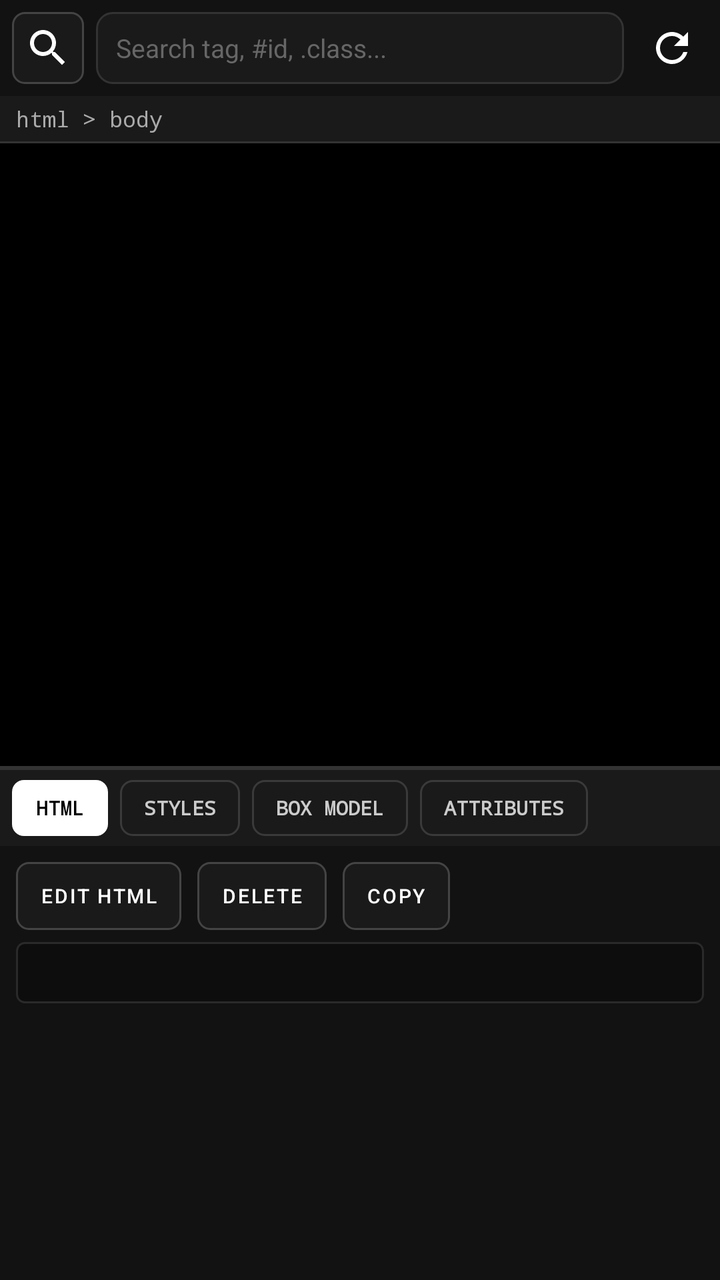
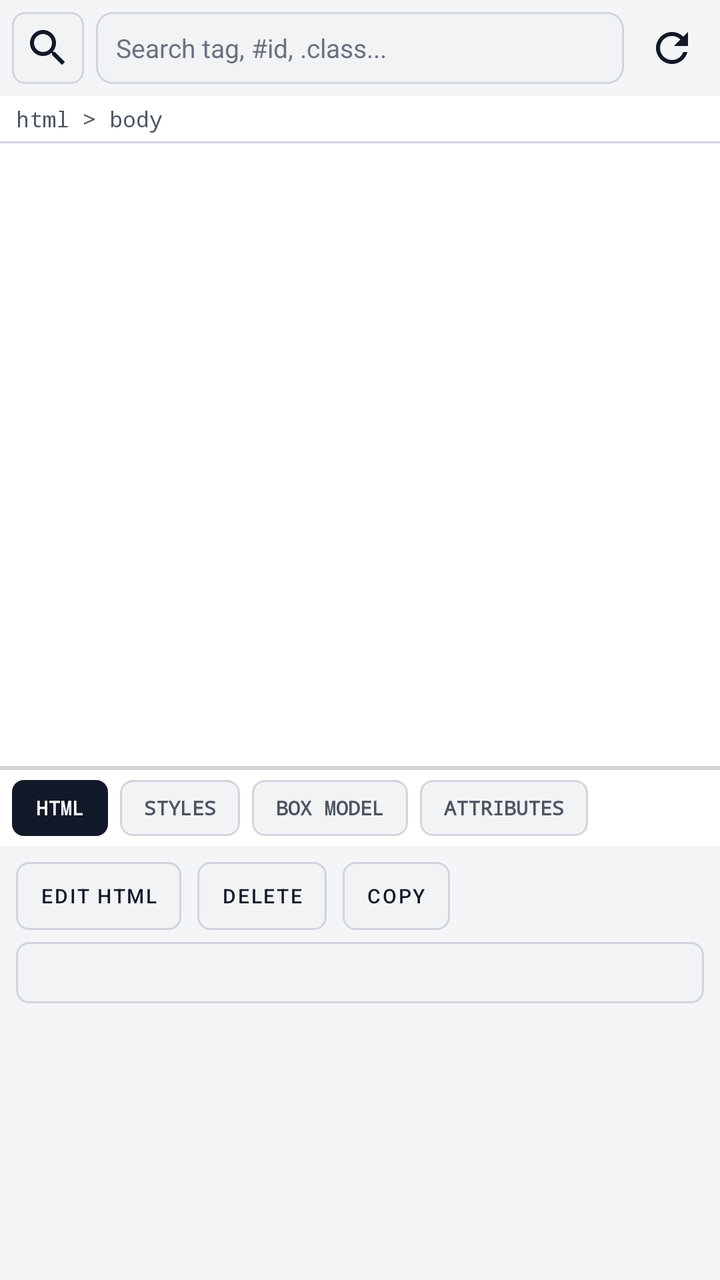

Two renders of the same Android screen: before a commit and after it. Below are the layout's source before the change and the commit's diff.
<!-- AndroidManifest.xml: application theme Theme.F12Browser -->
<!-- res/layout/panel_elements.xml -->
<?xml version="1.0" encoding="utf-8"?>
<LinearLayout xmlns:android="http://schemas.android.com/apk/res/android"
    android:layout_width="match_parent"
    android:layout_height="match_parent"
    android:orientation="vertical"
    android:background="@color/bg_black">

    
    <LinearLayout
        android:layout_width="match_parent"
        android:layout_height="wrap_content"
        android:orientation="horizontal"
        android:padding="6dp"
        android:gravity="center_vertical"
        android:background="@color/bg_dark">

        <ImageButton
            android:id="@+id/btn_inspect_tap"
            android:layout_width="36dp"
            android:layout_height="36dp"
            android:background="@drawable/bg_button_dark"
            android:src="@drawable/ic_search"
            android:contentDescription="Inspect Element on Page" />

        <EditText
            android:id="@+id/dom_search"
            android:layout_width="0dp"
            android:layout_height="36dp"
            android:layout_weight="1"
            android:layout_marginStart="6dp"
            android:background="@drawable/bg_toolbar_edittext"
            android:hint="Search tag, #id, .class..."
            android:textColor="@color/text_primary"
            android:textColorHint="@color/text_tertiary"
            android:textSize="13sp"
            android:paddingHorizontal="10dp"
            android:singleLine="true" />

        <ImageButton
            android:id="@+id/btn_refresh_dom"
            android:layout_width="36dp"
            android:layout_height="36dp"
            android:layout_marginStart="6dp"
            android:background="?attr/selectableItemBackground"
            android:src="@drawable/ic_refresh"
            android:contentDescription="Refresh DOM" />
    </LinearLayout>

    
    <TextView
        android:id="@+id/dom_breadcrumbs"
        android:layout_width="match_parent"
        android:layout_height="wrap_content"
        android:paddingHorizontal="8dp"
        android:paddingVertical="4dp"
        android:background="@color/bg_surface"
        android:text="html > body"
        android:textColor="@color/text_secondary"
        android:textSize="11sp"
        android:fontFamily="monospace"
        android:singleLine="true"
        android:ellipsize="start" />

    <View
        android:layout_width="match_parent"
        android:layout_height="1dp"
        android:background="@color/border_color" />

    
    <androidx.recyclerview.widget.RecyclerView
        android:id="@+id/recycler_dom_tree"
        android:layout_width="match_parent"
        android:layout_height="0dp"
        android:layout_weight="55"
        android:scrollbars="vertical" />

    <View
        android:layout_width="match_parent"
        android:layout_height="2dp"
        android:background="@color/border_color" />

    
    <LinearLayout
        android:id="@+id/selected_element_container"
        android:layout_width="match_parent"
        android:layout_height="0dp"
        android:layout_weight="45"
        android:orientation="vertical"
        android:background="@color/bg_dark">

        
        <HorizontalScrollView
            android:layout_width="match_parent"
            android:layout_height="wrap_content"
            android:scrollbars="none"
            android:background="@color/bg_surface">

            <LinearLayout
                android:layout_width="wrap_content"
                android:layout_height="38dp"
                android:orientation="horizontal"
                android:gravity="center_vertical"
                android:paddingHorizontal="6dp">

                <TextView
                    android:id="@+id/subtab_html"
                    android:layout_width="wrap_content"
                    android:layout_height="28dp"
                    android:gravity="center"
                    android:paddingHorizontal="12dp"
                    android:background="@drawable/bg_tab_selected"
                    android:text="HTML"
                    android:textColor="#000000"
                    android:textSize="10sp"
                    android:textStyle="bold"
                    android:fontFamily="monospace"
                    android:clickable="true"
                    android:focusable="true"
                    android:layout_marginEnd="6dp" />

                <TextView
                    android:id="@+id/subtab_styles"
                    android:layout_width="wrap_content"
                    android:layout_height="28dp"
                    android:gravity="center"
                    android:paddingHorizontal="12dp"
                    android:background="@drawable/bg_tab_unselected"
                    android:text="STYLES"
                    android:textColor="#CCCCCC"
                    android:textSize="10sp"
                    android:textStyle="bold"
                    android:fontFamily="monospace"
                    android:clickable="true"
                    android:focusable="true"
                    android:layout_marginEnd="6dp" />

                <TextView
                    android:id="@+id/subtab_boxmodel"
                    android:layout_width="wrap_content"
                    android:layout_height="28dp"
                    android:gravity="center"
                    android:paddingHorizontal="12dp"
                    android:background="@drawable/bg_tab_unselected"
                    android:text="BOX MODEL"
                    android:textColor="#CCCCCC"
                    android:textSize="10sp"
                    android:textStyle="bold"
                    android:fontFamily="monospace"
                    android:clickable="true"
                    android:focusable="true"
                    android:layout_marginEnd="6dp" />

                <TextView
                    android:id="@+id/subtab_attrs"
                    android:layout_width="wrap_content"
                    android:layout_height="28dp"
                    android:gravity="center"
                    android:paddingHorizontal="12dp"
                    android:background="@drawable/bg_tab_unselected"
                    android:text="ATTRIBUTES"
                    android:textColor="#CCCCCC"
                    android:textSize="10sp"
                    android:textStyle="bold"
                    android:fontFamily="monospace"
                    android:clickable="true"
                    android:focusable="true" />
            </LinearLayout>
        </HorizontalScrollView>

        <FrameLayout
            android:id="@+id/element_subtab_content"
            android:layout_width="match_parent"
            android:layout_height="match_parent"
            android:padding="8dp">

            
            <ScrollView
                android:id="@+id/view_subtab_html"
                android:layout_width="match_parent"
                android:layout_height="match_parent">

                <LinearLayout
                    android:layout_width="match_parent"
                    android:layout_height="wrap_content"
                    android:orientation="vertical">

                    <LinearLayout
                        android:layout_width="match_parent"
                        android:layout_height="wrap_content"
                        android:orientation="horizontal"
                        android:layout_marginBottom="6dp">

                        <Button
                            android:id="@+id/btn_edit_html"
                            android:layout_width="wrap_content"
                            android:layout_height="34dp"
                            android:paddingHorizontal="12dp"
                            android:background="@drawable/bg_button_dark"
                            android:text="EDIT HTML"
                            android:textColor="@color/text_primary"
                            android:textSize="10sp" />

                        <Button
                            android:id="@+id/btn_delete_element"
                            android:layout_width="wrap_content"
                            android:layout_height="34dp"
                            android:paddingHorizontal="12dp"
                            android:layout_marginStart="8dp"
                            android:background="@drawable/bg_button_dark"
                            android:text="DELETE"
                            android:textColor="@color/text_primary"
                            android:textSize="10sp" />

                        <Button
                            android:id="@+id/btn_copy_html"
                            android:layout_width="wrap_content"
                            android:layout_height="34dp"
                            android:paddingHorizontal="12dp"
                            android:layout_marginStart="8dp"
                            android:background="@drawable/bg_button_dark"
                            android:text="COPY"
                            android:textColor="@color/text_primary"
                            android:textSize="10sp" />
                    </LinearLayout>

                    <TextView
                        android:id="@+id/text_element_outerhtml"
                        android:layout_width="match_parent"
                        android:layout_height="wrap_content"
                        android:background="@drawable/bg_code_box"
                        android:textColor="@color/text_primary"
                        android:textSize="11sp"
                        android:fontFamily="monospace"
                        android:padding="8dp"
                        android:textIsSelectable="true" />
                </LinearLayout>
            </ScrollView>

            
            <ScrollView
                android:id="@+id/view_subtab_styles"
                android:layout_width="match_parent"
                android:layout_height="match_parent"
                android:visibility="gone">

                <LinearLayout
                    android:layout_width="match_parent"
                    android:layout_height="wrap_content"
                    android:orientation="vertical">

                    <Button
                        android:id="@+id/btn_add_style"
                        android:layout_width="wrap_content"
                        android:layout_height="34dp"
                        android:paddingHorizontal="14dp"
                        android:background="@drawable/bg_button_dark"
                        android:text="+ ADD / EDIT STYLE"
                        android:textColor="@color/text_primary"
                        android:textSize="10sp"
                        android:textStyle="bold"
                        android:layout_marginBottom="6dp" />

                    <TextView
                        android:id="@+id/text_element_styles"
                        android:layout_width="match_parent"
                        android:layout_height="wrap_content"
                        android:background="@drawable/bg_code_box"
                        android:textColor="@color/text_primary"
                        android:textSize="11sp"
                        android:fontFamily="monospace"
                        android:padding="8dp"
                        android:textIsSelectable="true" />
                </LinearLayout>
            </ScrollView>

            
            <ScrollView
                android:id="@+id/view_subtab_boxmodel"
                android:layout_width="match_parent"
                android:layout_height="match_parent"
                android:visibility="gone">

                <LinearLayout
                    android:layout_width="match_parent"
                    android:layout_height="wrap_content"
                    android:orientation="vertical"
                    android:gravity="center">

                    <TextView
                        android:id="@+id/text_box_model_diagram"
                        android:layout_width="match_parent"
                        android:layout_height="wrap_content"
                        android:background="@drawable/bg_code_box"
                        android:textColor="@color/text_primary"
                        android:textSize="11sp"
                        android:fontFamily="monospace"
                        android:padding="12dp"
                        android:gravity="center" />
                </LinearLayout>
            </ScrollView>

            
            <ScrollView
                android:id="@+id/view_subtab_attrs"
                android:layout_width="match_parent"
                android:layout_height="match_parent"
                android:visibility="gone">

                <LinearLayout
                    android:layout_width="match_parent"
                    android:layout_height="wrap_content"
                    android:orientation="vertical">

                    <Button
                        android:id="@+id/btn_add_attribute"
                        android:layout_width="wrap_content"
                        android:layout_height="34dp"
                        android:paddingHorizontal="14dp"
                        android:background="@drawable/bg_button_dark"
                        android:text="+ SET ATTRIBUTE"
                        android:textColor="@color/text_primary"
                        android:textSize="10sp"
                        android:textStyle="bold"
                        android:layout_marginBottom="6dp" />

                    <TextView
                        android:id="@+id/text_element_attributes"
                        android:layout_width="match_parent"
                        android:layout_height="wrap_content"
                        android:background="@drawable/bg_code_box"
                        android:textColor="@color/text_primary"
                        android:textSize="11sp"
                        android:fontFamily="monospace"
                        android:padding="8dp"
                        android:textIsSelectable="true" />
                </LinearLayout>
            </ScrollView>

        </FrameLayout>
    </LinearLayout>
</LinearLayout>
<!-- resources referenced by this layout -->
<resources>
  <color name="bg_black">#000000</color>
  <color name="bg_dark">#121212</color>
  <color name="bg_surface">#1A1A1A</color>
  <color name="border_color">#333333</color>
  <color name="text_primary">#FFFFFF</color>
  <color name="text_secondary">#AAAAAA</color>
  <color name="text_tertiary">#666666</color>
  <!-- drawable bg_button_dark (drawable) -->
  <ripple xmlns:android="http://schemas.android.com/apk/res/android"
      android:color="#33FFFFFF">
      <item>
          <shape android:shape="rectangle">
              <solid android:color="#1A1A1A" />
              <stroke android:width="1dp" android:color="#444444" />
              <corners android:radius="6dp" />
              <padding
                  android:left="12dp"
                  android:top="8dp"
                  android:right="12dp"
                  android:bottom="8dp" />
          </shape>
      </item>
  </ripple>
  <!-- drawable bg_code_box (drawable) -->
  <shape xmlns:android="http://schemas.android.com/apk/res/android"
      android:shape="rectangle">
      <solid android:color="#0D0D0D" />
      <stroke android:width="1dp" android:color="#2A2A2A" />
      <corners android:radius="4dp" />
      <padding
          android:left="8dp"
          android:top="8dp"
          android:right="8dp"
          android:bottom="8dp" />
  </shape>
  <!-- drawable bg_tab_selected (drawable) -->
  <?xml version="1.0" encoding="utf-8"?>
  <ripple xmlns:android="http://schemas.android.com/apk/res/android"
      android:color="#33000000">
      <item>
          <shape android:shape="rectangle">
              <solid android:color="#FFFFFF" />
              <corners android:radius="6dp" />
          </shape>
      </item>
  </ripple>
  <!-- drawable bg_tab_unselected (drawable) -->
  <?xml version="1.0" encoding="utf-8"?>
  <ripple xmlns:android="http://schemas.android.com/apk/res/android"
      android:color="#33FFFFFF">
      <item>
          <shape android:shape="rectangle">
              <solid android:color="#1A1A1A" />
              <stroke android:width="1dp" android:color="#3A3A3A" />
              <corners android:radius="6dp" />
          </shape>
      </item>
  </ripple>
  <!-- drawable bg_toolbar_edittext (drawable) -->
  <shape xmlns:android="http://schemas.android.com/apk/res/android"
      android:shape="rectangle">
      <solid android:color="#1A1A1A" />
      <stroke android:width="1dp" android:color="#333333" />
      <corners android:radius="8dp" />
      <padding
          android:left="10dp"
          android:top="6dp"
          android:right="10dp"
          android:bottom="6dp" />
  </shape>
  <!-- drawable ic_refresh (drawable) -->
  <vector xmlns:android="http://schemas.android.com/apk/res/android"
      android:width="24dp"
      android:height="24dp"
      android:viewportWidth="24"
      android:viewportHeight="24">
      <path
          android:fillColor="#FFFFFF"
          android:pathData="M17.65,6.35C16.2,4.9 14.21,4 12,4c-4.42,0 -7.99,3.58 -7.99,8s3.57,8 7.99,8c3.73,0 6.84,-2.55 7.73,-6h-2.08c-0.82,2.33 -3.04,4 -5.65,4 -3.31,0 -6,-2.69 -6,-6s2.69,-6 6,-6c1.66,0 3.14,0.69 4.22,1.78L13,11h7V4l-2.35,2.35z"/>
  </vector>
  <!-- drawable ic_search (drawable) -->
  <vector xmlns:android="http://schemas.android.com/apk/res/android"
      android:width="24dp"
      android:height="24dp"
      android:viewportWidth="24"
      android:viewportHeight="24">
      <path
          android:fillColor="#FFFFFF"
          android:pathData="M15.5,14h-0.79l-0.28,-0.27C15.41,12.59 16,11.11 16,9.5 16,5.91 13.09,3 9.5,3S3,5.91 3,9.5 5.91,16 9.5,16c1.61,0 3.09,-0.59 4.23,-1.57l0.27,0.28v0.79l5,4.99L20.49,19l-4.99,-5zm-6,0C7.01,14 5,11.99 5,9.5S7.01,5 9.5,5 14,7.01 14,9.5 11.99,14 9.5,14z"/>
  </vector>
  <style name="Theme.F12Browser" parent="Theme.MaterialComponents.NoActionBar">
          
          <item name="colorPrimary">@color/bg_black</item>
          <item name="colorPrimaryVariant">@color/bg_dark</item>
          <item name="colorOnPrimary">@color/text_primary</item>
          
          
          <item name="colorSecondary">@color/accent_white</item>
          <item name="colorSecondaryVariant">@color/accent_gray</item>
          <item name="colorOnSecondary">@color/bg_black</item>
          
          
          <item name="android:colorBackground">@color/bg_black</item>
          <item name="colorSurface">@color/bg_surface</item>
          <item name="colorOnSurface">@color/text_primary</item>
          
          
          <item name="android:statusBarColor">@color/bg_black</item>
          <item name="android:navigationBarColor">@color/bg_black</item>
          <item name="android:windowLightStatusBar" tools:targetApi="m">false</item>
          <item name="android:windowLightNavigationBar" tools:targetApi="o_mr1">false</item>
  
          
          <item name="materialButtonStyle">@style/Widget.F12.Button</item>
      </style>
  <color name="accent_white">#FFFFFF</color>
  <color name="accent_gray">#888888</color>
  <style name="Widget.F12.Button" parent="Widget.MaterialComponents.Button">
          <item name="android:insetTop">0dp</item>
          <item name="android:insetBottom">0dp</item>
          <item name="android:insetLeft">0dp</item>
          <item name="android:insetRight">0dp</item>
          <item name="android:minHeight">0dp</item>
          <item name="android:minWidth">0dp</item>
          <item name="backgroundTint">@null</item>
          <item name="rippleColor">#33FFFFFF</item>
          <item name="android:stateListAnimator">@null</item>
          <item name="android:textAllCaps">false</item>
      </style>
</resources>

<!-- the commit's change to res/layout/panel_elements.xml (unified diff, before → after) -->
@@ -110,7 +110,7 @@
                     android:paddingHorizontal="12dp"
                     android:background="@drawable/bg_tab_selected"
                     android:text="HTML"
-                    android:textColor="#000000"
+                    android:textColor="@color/bg_black"
                     android:textSize="10sp"
                     android:textStyle="bold"
                     android:fontFamily="monospace"
@@ -126,7 +126,7 @@
                     android:paddingHorizontal="12dp"
                     android:background="@drawable/bg_tab_unselected"
                     android:text="STYLES"
-                    android:textColor="#CCCCCC"
+                    android:textColor="@color/text_secondary"
                     android:textSize="10sp"
                     android:textStyle="bold"
                     android:fontFamily="monospace"
@@ -142,7 +142,7 @@
                     android:paddingHorizontal="12dp"
                     android:background="@drawable/bg_tab_unselected"
                     android:text="BOX MODEL"
-                    android:textColor="#CCCCCC"
+                    android:textColor="@color/text_secondary"
                     android:textSize="10sp"
                     android:textStyle="bold"
                     android:fontFamily="monospace"
@@ -158,7 +158,7 @@
                     android:paddingHorizontal="12dp"
                     android:background="@drawable/bg_tab_unselected"
                     android:text="ATTRIBUTES"
-                    android:textColor="#CCCCCC"
+                    android:textColor="@color/text_secondary"
                     android:textSize="10sp"
                     android:textStyle="bold"
                     android:fontFamily="monospace"
<!-- resource entries referenced after the edit -->
@@ -1,19 +1,19 @@
 <!-- resources referenced by this layout -->
 <resources>
-  <color name="bg_black">#000000</color>
-  <color name="bg_dark">#121212</color>
-  <color name="bg_surface">#1A1A1A</color>
-  <color name="border_color">#333333</color>
-  <color name="text_primary">#FFFFFF</color>
-  <color name="text_secondary">#AAAAAA</color>
-  <color name="text_tertiary">#666666</color>
+  <color name="bg_black">#FFFFFF</color>
+  <color name="bg_dark">#F4F5F7</color>
+  <color name="bg_surface">#FFFFFF</color>
+  <color name="border_color">#D0D5DD</color>
+  <color name="text_primary">#111827</color>
+  <color name="text_secondary">#4B5563</color>
+  <color name="text_tertiary">#6B7280</color>
   <!-- drawable bg_button_dark (drawable) -->
   <ripple xmlns:android="http://schemas.android.com/apk/res/android"
-      android:color="#33FFFFFF">
+      android:color="@color/border_color">
       <item>
           <shape android:shape="rectangle">
-              <solid android:color="#1A1A1A" />
-              <stroke android:width="1dp" android:color="#444444" />
+              <solid android:color="@color/bg_surface_elevated" />
+              <stroke android:width="1dp" android:color="@color/border_color" />
               <corners android:radius="6dp" />
               <padding
                   android:left="12dp"
@@ -24,24 +24,20 @@
       </item>
   </ripple>
   <!-- drawable bg_code_box (drawable) -->
+  <?xml version="1.0" encoding="utf-8"?>
   <shape xmlns:android="http://schemas.android.com/apk/res/android"
       android:shape="rectangle">
-      <solid android:color="#0D0D0D" />
-      <stroke android:width="1dp" android:color="#2A2A2A" />
-      <corners android:radius="4dp" />
-      <padding
-          android:left="8dp"
-          android:top="8dp"
-          android:right="8dp"
-          android:bottom="8dp" />
+      <solid android:color="@color/bg_surface_elevated" />
+      <stroke android:width="1dp" android:color="@color/border_color" />
+      <corners android:radius="6dp" />
   </shape>
   <!-- drawable bg_tab_selected (drawable) -->
   <?xml version="1.0" encoding="utf-8"?>
   <ripple xmlns:android="http://schemas.android.com/apk/res/android"
-      android:color="#33000000">
+      android:color="@color/border_color">
       <item>
           <shape android:shape="rectangle">
-              <solid android:color="#FFFFFF" />
+              <solid android:color="@color/accent_white" />
               <corners android:radius="6dp" />
           </shape>
       </item>
@@ -49,11 +45,11 @@
   <!-- drawable bg_tab_unselected (drawable) -->
   <?xml version="1.0" encoding="utf-8"?>
   <ripple xmlns:android="http://schemas.android.com/apk/res/android"
-      android:color="#33FFFFFF">
+      android:color="@color/border_color">
       <item>
           <shape android:shape="rectangle">
-              <solid android:color="#1A1A1A" />
-              <stroke android:width="1dp" android:color="#3A3A3A" />
+              <solid android:color="@color/bg_surface_elevated" />
+              <stroke android:width="1dp" android:color="@color/border_color" />
               <corners android:radius="6dp" />
           </shape>
       </item>
@@ -61,8 +57,8 @@
   <!-- drawable bg_toolbar_edittext (drawable) -->
   <shape xmlns:android="http://schemas.android.com/apk/res/android"
       android:shape="rectangle">
-      <solid android:color="#1A1A1A" />
-      <stroke android:width="1dp" android:color="#333333" />
+      <solid android:color="@color/bg_surface_elevated" />
+      <stroke android:width="1dp" android:color="@color/border_color" />
       <corners android:radius="8dp" />
       <padding
           android:left="10dp"
@@ -77,7 +73,7 @@
       android:viewportWidth="24"
       android:viewportHeight="24">
       <path
-          android:fillColor="#FFFFFF"
+          android:fillColor="@color/text_primary"
           android:pathData="M17.65,6.35C16.2,4.9 14.21,4 12,4c-4.42,0 -7.99,3.58 -7.99,8s3.57,8 7.99,8c3.73,0 6.84,-2.55 7.73,-6h-2.08c-0.82,2.33 -3.04,4 -5.65,4 -3.31,0 -6,-2.69 -6,-6s2.69,-6 6,-6c1.66,0 3.14,0.69 4.22,1.78L13,11h7V4l-2.35,2.35z"/>
   </vector>
   <!-- drawable ic_search (drawable) -->
@@ -87,10 +83,10 @@
       android:viewportWidth="24"
       android:viewportHeight="24">
       <path
-          android:fillColor="#FFFFFF"
+          android:fillColor="@color/text_primary"
           android:pathData="M15.5,14h-0.79l-0.28,-0.27C15.41,12.59 16,11.11 16,9.5 16,5.91 13.09,3 9.5,3S3,5.91 3,9.5 5.91,16 9.5,16c1.61,0 3.09,-0.59 4.23,-1.57l0.27,0.28v0.79l5,4.99L20.49,19l-4.99,-5zm-6,0C7.01,14 5,11.99 5,9.5S7.01,5 9.5,5 14,7.01 14,9.5 11.99,14 9.5,14z"/>
   </vector>
-  <style name="Theme.F12Browser" parent="Theme.MaterialComponents.NoActionBar">
+  <style name="Theme.F12Browser" parent="Theme.MaterialComponents.DayNight.NoActionBar">
           
           <item name="colorPrimary">@color/bg_black</item>
           <item name="colorPrimaryVariant">@color/bg_dark</item>
@@ -109,14 +105,15 @@
           
           <item name="android:statusBarColor">@color/bg_black</item>
           <item name="android:navigationBarColor">@color/bg_black</item>
-          <item name="android:windowLightStatusBar" tools:targetApi="m">false</item>
-          <item name="android:windowLightNavigationBar" tools:targetApi="o_mr1">false</item>
+          <item name="android:windowLightStatusBar" tools:targetApi="m">true</item>
+          <item name="android:windowLightNavigationBar" tools:targetApi="o_mr1">true</item>
   
           
           <item name="materialButtonStyle">@style/Widget.F12.Button</item>
       </style>
-  <color name="accent_white">#FFFFFF</color>
-  <color name="accent_gray">#888888</color>
+  <color name="bg_surface_elevated">#F1F3F4</color>
+  <color name="accent_white">#111827</color>
+  <color name="accent_gray">#6B7280</color>
   <style name="Widget.F12.Button" parent="Widget.MaterialComponents.Button">
           <item name="android:insetTop">0dp</item>
           <item name="android:insetBottom">0dp</item>
@@ -125,7 +122,7 @@
           <item name="android:minHeight">0dp</item>
           <item name="android:minWidth">0dp</item>
           <item name="backgroundTint">@null</item>
-          <item name="rippleColor">#33FFFFFF</item>
+          <item name="rippleColor">#22000000</item>
           <item name="android:stateListAnimator">@null</item>
           <item name="android:textAllCaps">false</item>
       </style>
